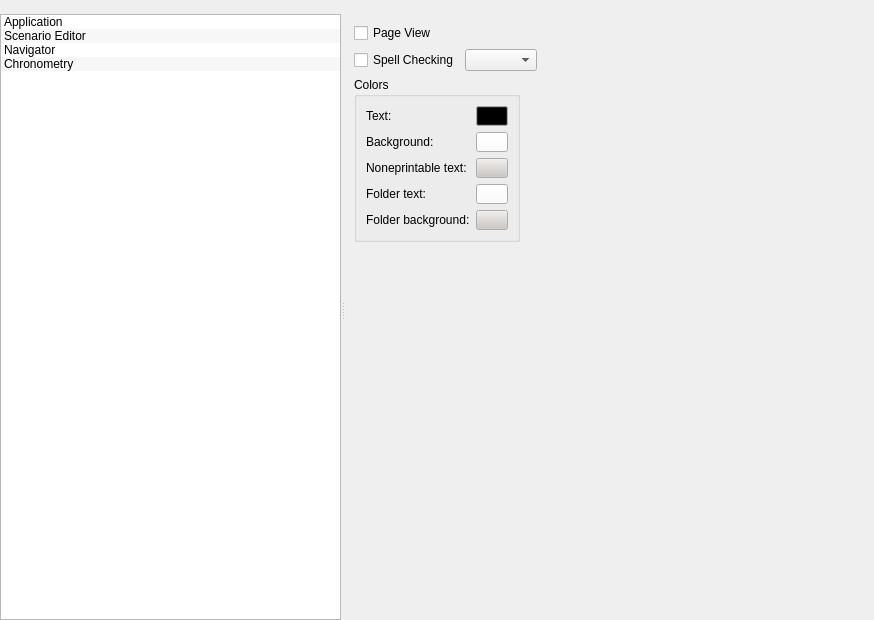
Qt form src/bin/Scenarist/UserInterfaceLayer/Settings/SettingsView.ui (dimkanovikov/KITScenarist) before a commit.
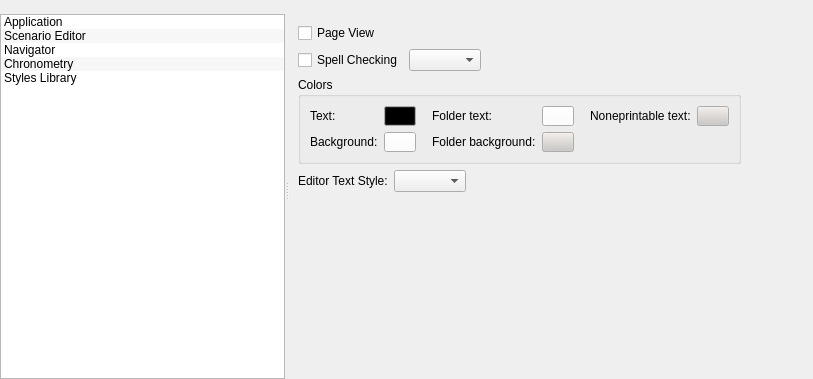
The same form after that commit. The open tabs and pages were chosen to show the change. Icons and pictures are not drawn.

What changed in the file:
```diff
--- a/src/bin/Scenarist/UserInterfaceLayer/Settings/SettingsView.ui
+++ b/src/bin/Scenarist/UserInterfaceLayer/Settings/SettingsView.ui
@@ -6,8 +6,8 @@
    <rect>
     <x>0</x>
     <y>0</y>
-    <width>874</width>
-    <height>620</height>
+    <width>813</width>
+    <height>379</height>
    </rect>
   </property>
   <property name="windowTitle">
@@ -105,6 +105,15 @@
             <normaloff>:/Graphics/Icons/settings_chronometry.png</normaloff>:/Graphics/Icons/settings_chronometry.png</iconset>
           </property>
          </item>
+         <item>
+          <property name="text">
+           <string>Styles Library</string>
+          </property>
+          <property name="icon">
+           <iconset resource="../../Resources/Resources.qrc">
+            <normaloff>:/Graphics/Icons/style.png</normaloff>:/Graphics/Icons/style.png</iconset>
+          </property>
+         </item>
         </widget>
        </item>
       </layout>
@@ -196,8 +205,8 @@
            </item>
           </layout>
          </widget>
-         <widget class="QWidget" name="textEditorPage">
-          <layout class="QGridLayout" name="gridLayout_6">
+         <widget class="QWidget" name="scenarioEditorPage">
+          <layout class="QGridLayout" name="gridLayout_7">
            <item row="0" column="0">
             <widget class="QCheckBox" name="pageView">
              <property name="text">
@@ -206,7 +215,7 @@
             </widget>
            </item>
            <item row="1" column="0">
-            <layout class="QHBoxLayout" name="horizontalLayout_5">
+            <layout class="QHBoxLayout" name="horizontalLayout_3">
              <item>
               <widget class="QCheckBox" name="spellChecking">
                <property name="text">
@@ -218,7 +227,7 @@
               <widget class="QComboBox" name="spellCheckingLanguage"/>
              </item>
              <item>
-              <spacer name="horizontalSpacer_10">
+              <spacer name="horizontalSpacer_13">
                <property name="orientation">
                 <enum>Qt::Horizontal</enum>
                </property>
@@ -233,13 +242,90 @@
             </layout>
            </item>
            <item row="2" column="0">
-            <layout class="QHBoxLayout" name="horizontalLayout_3">
-             <item>
               <widget class="QGroupBox" name="groupBox">
                <property name="title">
                 <string>Colors</string>
                </property>
-               <layout class="QFormLayout" name="formLayout">
+             <layout class="QGridLayout" name="gridLayout_6">
+              <item row="0" column="2" rowspan="2">
+               <spacer name="horizontalSpacer_11">
+                <property name="orientation">
+                 <enum>Qt::Horizontal</enum>
+                </property>
+                <property name="sizeType">
+                 <enum>QSizePolicy::Fixed</enum>
+                </property>
+                <property name="sizeHint" stdset="0">
+                 <size>
+                  <width>10</width>
+                  <height>20</height>
+                 </size>
+                </property>
+               </spacer>
+              </item>
+              <item row="0" column="6">
+               <widget class="QLabel" name="label_17">
+                <property name="text">
+                 <string>Noneprintable text:</string>
+                </property>
+               </widget>
+              </item>
+              <item row="1" column="4">
+               <widget class="QToolButton" name="folderBackgroundColor">
+                <property name="minimumSize">
+                 <size>
+                  <width>32</width>
+                  <height>20</height>
+                 </size>
+                </property>
+                <property name="maximumSize">
+                 <size>
+                  <width>32</width>
+                  <height>20</height>
+                 </size>
+                </property>
+                <property name="palette">
+                 <palette>
+                  <active>
+                   <colorrole role="Button">
+                    <brush brushstyle="SolidPattern">
+                     <color alpha="255">
+                      <red>203</red>
+                      <green>199</green>
+                      <blue>196</blue>
+                     </color>
+                    </brush>
+                   </colorrole>
+                  </active>
+                  <inactive>
+                   <colorrole role="Button">
+                    <brush brushstyle="SolidPattern">
+                     <color alpha="255">
+                      <red>203</red>
+                      <green>199</green>
+                      <blue>196</blue>
+                     </color>
+                    </brush>
+                   </colorrole>
+                  </inactive>
+                  <disabled>
+                   <colorrole role="Button">
+                    <brush brushstyle="SolidPattern">
+                     <color alpha="255">
+                      <red>203</red>
+                      <green>199</green>
+                      <blue>196</blue>
+                     </color>
+                    </brush>
+                   </colorrole>
+                  </disabled>
+                 </palette>
+                </property>
+                <property name="text">
+                 <string/>
+                </property>
+               </widget>
+              </item>
                 <item row="0" column="0">
                  <widget class="QLabel" name="label_15">
                   <property name="text">
@@ -247,6 +333,69 @@
                   </property>
                  </widget>
                 </item>
+              <item row="1" column="1">
+               <widget class="QToolButton" name="backgroundColor">
+                <property name="minimumSize">
+                 <size>
+                  <width>32</width>
+                  <height>20</height>
+                 </size>
+                </property>
+                <property name="maximumSize">
+                 <size>
+                  <width>32</width>
+                  <height>20</height>
+                 </size>
+                </property>
+                <property name="palette">
+                 <palette>
+                  <active>
+                   <colorrole role="Button">
+                    <brush brushstyle="SolidPattern">
+                     <color alpha="255">
+                      <red>255</red>
+                      <green>255</green>
+                      <blue>255</blue>
+                     </color>
+                    </brush>
+                   </colorrole>
+                  </active>
+                  <inactive>
+                   <colorrole role="Button">
+                    <brush brushstyle="SolidPattern">
+                     <color alpha="255">
+                      <red>255</red>
+                      <green>255</green>
+                      <blue>255</blue>
+                     </color>
+                    </brush>
+                   </colorrole>
+                  </inactive>
+                  <disabled>
+                   <colorrole role="Button">
+                    <brush brushstyle="SolidPattern">
+                     <color alpha="255">
+                      <red>255</red>
+                      <green>255</green>
+                      <blue>255</blue>
+                     </color>
+                    </brush>
+                   </colorrole>
+                  </disabled>
+                 </palette>
+                </property>
+                <property name="text">
+                 <string/>
+                </property>
+               </widget>
+              </item>
+              <item row="0" column="3">
+               <widget class="QLabel" name="label_19">
+                <property name="text">
+                 <string>Folder text:</string>
+                </property>
+               </widget>
+              </item>
                 <item row="0" column="1">
                  <widget class="QToolButton" name="textColor">
                   <property name="minimumSize">
@@ -303,84 +452,77 @@
                   </property>
                  </widget>
                 </item>
-                <item row="1" column="0">
-                 <widget class="QLabel" name="label_16">
-                  <property name="text">
-                   <string>Background:</string>
-                  </property>
-                 </widget>
-                </item>
-                <item row="2" column="0">
-                 <widget class="QLabel" name="label_17">
+              <item row="0" column="4">
+               <widget class="QToolButton" name="folderTextColor">
+                <property name="minimumSize">
+                 <size>
+                  <width>32</width>
+                  <height>20</height>
+                 </size>
+                </property>
+                <property name="maximumSize">
+                 <size>
+                  <width>32</width>
+                  <height>20</height>
+                 </size>
+                </property>
+                <property name="palette">
+                 <palette>
+                  <active>
+                   <colorrole role="Button">
+                    <brush brushstyle="SolidPattern">
+                     <color alpha="255">
+                      <red>255</red>
+                      <green>255</green>
+                      <blue>255</blue>
+                     </color>
+                    </brush>
+                   </colorrole>
+                  </active>
+                  <inactive>
+                   <colorrole role="Button">
+                    <brush brushstyle="SolidPattern">
+                     <color alpha="255">
+                      <red>255</red>
+                      <green>255</green>
+                      <blue>255</blue>
+                     </color>
+                    </brush>
+                   </colorrole>
+                  </inactive>
+                  <disabled>
+                   <colorrole role="Button">
+                    <brush brushstyle="SolidPattern">
+                     <color alpha="255">
+                      <red>255</red>
+                      <green>255</green>
+                      <blue>255</blue>
+                     </color>
+                    </brush>
+                   </colorrole>
+                  </disabled>
+                 </palette>
+                </property>
                   <property name="text">
-                   <string>Noneprintable text:</string>
+                 <string/>
                   </property>
                  </widget>
                 </item>
-                <item row="4" column="0">
+              <item row="1" column="3">
                  <widget class="QLabel" name="label_18">
                   <property name="text">
                    <string>Folder background:</string>
                   </property>
                  </widget>
                 </item>
-                <item row="1" column="1">
-                 <widget class="QToolButton" name="backgroundColor">
-                  <property name="minimumSize">
-                   <size>
-                    <width>32</width>
-                    <height>20</height>
-                   </size>
-                  </property>
-                  <property name="maximumSize">
-                   <size>
-                    <width>32</width>
-                    <height>20</height>
-                   </size>
-                  </property>
-                  <property name="palette">
-                   <palette>
-                    <active>
-                     <colorrole role="Button">
-                      <brush brushstyle="SolidPattern">
-                       <color alpha="255">
-                        <red>255</red>
-                        <green>255</green>
-                        <blue>255</blue>
-                       </color>
-                      </brush>
-                     </colorrole>
-                    </active>
-                    <inactive>
-                     <colorrole role="Button">
-                      <brush brushstyle="SolidPattern">
-                       <color alpha="255">
-                        <red>255</red>
-                        <green>255</green>
-                        <blue>255</blue>
-                       </color>
-                      </brush>
-                     </colorrole>
-                    </inactive>
-                    <disabled>
-                     <colorrole role="Button">
-                      <brush brushstyle="SolidPattern">
-                       <color alpha="255">
-                        <red>255</red>
-                        <green>255</green>
-                        <blue>255</blue>
-                       </color>
-                      </brush>
-                     </colorrole>
-                    </disabled>
-                   </palette>
-                  </property>
+              <item row="1" column="0">
+               <widget class="QLabel" name="label_16">
                   <property name="text">
-                   <string/>
+                 <string>Background:</string>
                   </property>
                  </widget>
                 </item>
-                <item row="2" column="1">
+              <item row="0" column="7">
                  <widget class="QToolButton" name="nonprintableTextColor">
                   <property name="minimumSize">
                    <size>
@@ -436,135 +578,57 @@
                   </property>
                  </widget>
                 </item>
-                <item row="4" column="1">
-                 <widget class="QToolButton" name="folderBackgroundColor">
-                  <property name="minimumSize">
-                   <size>
-                    <width>32</width>
-                    <height>20</height>
-                   </size>
-                  </property>
-                  <property name="maximumSize">
-                   <size>
-                    <width>32</width>
-                    <height>20</height>
-                   </size>
-                  </property>
-                  <property name="palette">
-                   <palette>
-                    <active>
-                     <colorrole role="Button">
-                      <brush brushstyle="SolidPattern">
-                       <color alpha="255">
-                        <red>203</red>
-                        <green>199</green>
-                        <blue>196</blue>
-                       </color>
-                      </brush>
-                     </colorrole>
-                    </active>
-                    <inactive>
-                     <colorrole role="Button">
-                      <brush brushstyle="SolidPattern">
-                       <color alpha="255">
-                        <red>203</red>
-                        <green>199</green>
-                        <blue>196</blue>
-                       </color>
-                      </brush>
-                     </colorrole>
-                    </inactive>
-                    <disabled>
-                     <colorrole role="Button">
-                      <brush brushstyle="SolidPattern">
-                       <color alpha="255">
-                        <red>203</red>
-                        <green>199</green>
-                        <blue>196</blue>
-                       </color>
-                      </brush>
-                     </colorrole>
-                    </disabled>
-                   </palette>
-                  </property>
-                  <property name="text">
-                   <string/>
-                  </property>
-                 </widget>
-                </item>
-                <item row="3" column="0">
-                 <widget class="QLabel" name="label_19">
-                  <property name="text">
-                   <string>Folder text:</string>
-                  </property>
-                 </widget>
-                </item>
-                <item row="3" column="1">
-                 <widget class="QToolButton" name="folderTextColor">
-                  <property name="minimumSize">
+              <item row="0" column="5" rowspan="2">
+               <spacer name="horizontalSpacer_12">
+                <property name="orientation">
+                 <enum>Qt::Horizontal</enum>
+                </property>
+                <property name="sizeType">
+                 <enum>QSizePolicy::Fixed</enum>
+                </property>
+                <property name="sizeHint" stdset="0">
                    <size>
-                    <width>32</width>
+                  <width>10</width>
                     <height>20</height>
                    </size>
                   </property>
-                  <property name="maximumSize">
-                   <size>
-                    <width>32</width>
-                    <height>20</height>
-                   </size>
-                  </property>
-                  <property name="palette">
-                   <palette>
-                    <active>
-                     <colorrole role="Button">
-                      <brush brushstyle="SolidPattern">
-                       <color alpha="255">
-                        <red>255</red>
-                        <green>255</green>
-                        <blue>255</blue>
-                       </color>
-                      </brush>
-                     </colorrole>
-                    </active>
-                    <inactive>
-                     <colorrole role="Button">
-                      <brush brushstyle="SolidPattern">
-                       <color alpha="255">
-                        <red>255</red>
-                        <green>255</green>
-                        <blue>255</blue>
-                       </color>
-                      </brush>
-                     </colorrole>
-                    </inactive>
-                    <disabled>
-                     <colorrole role="Button">
-                      <brush brushstyle="SolidPattern">
-                       <color alpha="255">
-                        <red>255</red>
-                        <green>255</green>
-                        <blue>255</blue>
-                       </color>
-                      </brush>
-                     </colorrole>
-                    </disabled>
-                   </palette>
-                  </property>
-                  <property name="text">
-                   <string/>
-                  </property>
-                 </widget>
+               </spacer>
                 </item>
                </layout>
               </widget>
              </item>
-             <item>
+           <item row="2" column="1">
               <spacer name="horizontalSpacer_9">
                <property name="orientation">
                 <enum>Qt::Horizontal</enum>
                </property>
                <property name="sizeHint" stdset="0">
                 <size>
+               <width>7</width>
+               <height>20</height>
+              </size>
+             </property>
+            </spacer>
+           </item>
+           <item row="3" column="0">
+            <layout class="QHBoxLayout" name="horizontalLayout_5">
+             <item>
+              <widget class="QLabel" name="label_20">
+               <property name="text">
+                <string>Editor Text Style:</string>
+               </property>
+              </widget>
+             </item>
+             <item>
+              <widget class="QComboBox" name="spellCheckingLanguage_2"/>
+             </item>
+             <item>
+              <spacer name="horizontalSpacer_14">
+               <property name="orientation">
+                <enum>Qt::Horizontal</enum>
+               </property>
+               <property name="sizeHint" stdset="0">
+                <size>
                  <width>40</width>
                  <height>20</height>
                 </size>
@@ -573,15 +637,15 @@
              </item>
             </layout>
            </item>
-           <item row="3" column="0">
+           <item row="4" column="1">
             <spacer name="verticalSpacer">
              <property name="orientation">
               <enum>Qt::Vertical</enum>
              </property>
              <property name="sizeHint" stdset="0">
               <size>
-               <width>40</width>
-               <height>20</height>
+               <width>10</width>
+               <height>10</height>
               </size>
              </property>
             </spacer>
```
Left out of the diff: 8 changed lines with no effect on the pictures. Lines whose indentation alone changed are shown as unchanged.
